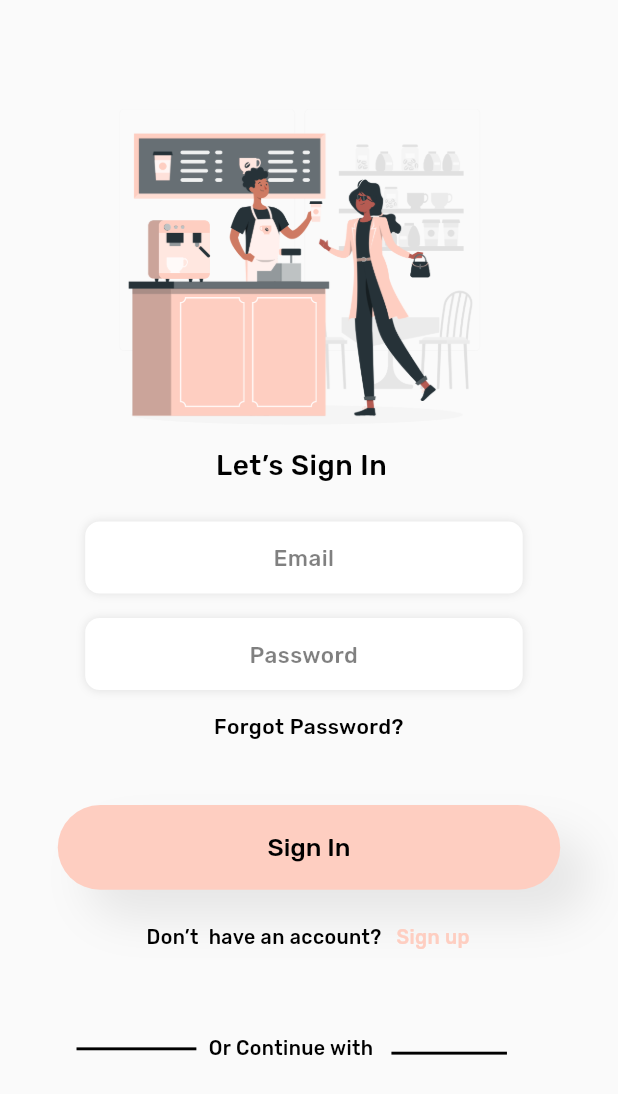
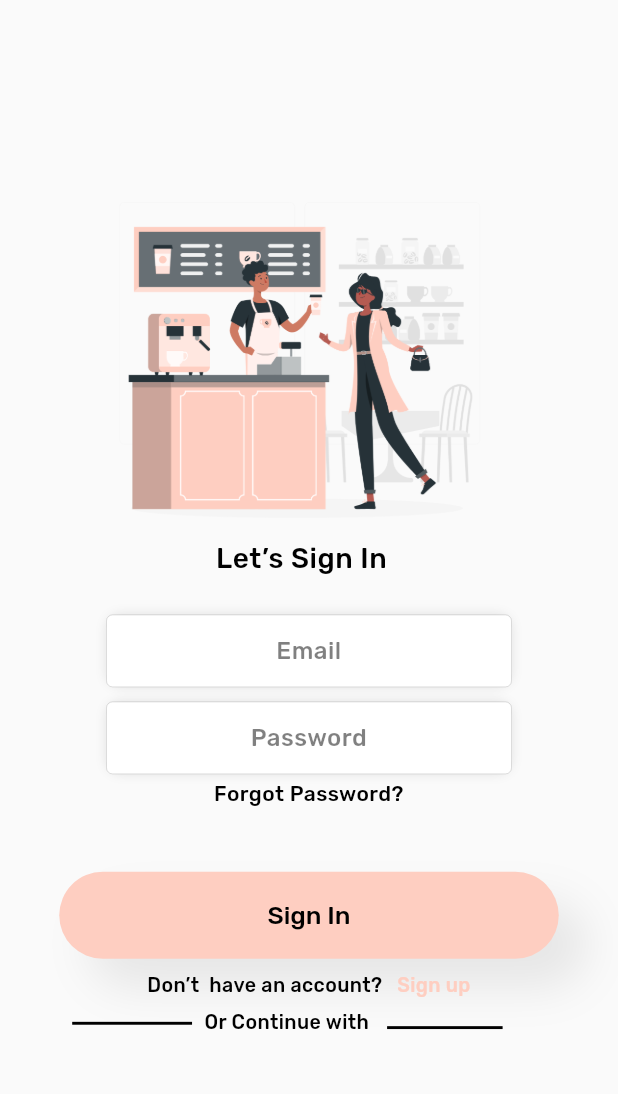
Before and after one commit to fwdAndroid/mylittlebakery, a Flutter app: the screen it shows after launch, after a tap on "User", on a phone screen of 412 x 824 dp. Shown: the top 1094 px of the screen. Run offline on Flutter 3.47's test engine with Material 2 defaults, Android fonts, the phone set to English and light mode, and no system bars; our stand-ins replace cloud_firestore, firebase_auth, firebase_core, firebase_storage, flutter_rating_bar, google_fonts and 1 more; accounts and stored records are empty.

Commit message:
Redesign UI

```diff
--- a/lib/seller/buyerAuth/buyer_section_signin.dart
+++ b/lib/seller/buyerAuth/buyer_section_signin.dart
@@ -6,6 +6,7 @@ import 'package:mylittlebakery/seller/buyerAuth/buyer_section_signup.dart';
 import 'package:mylittlebakery/seller/main_section/mainscreen.dart';
 import 'package:mylittlebakery/database/Firebase_auth_data.dart';
 import 'package:mylittlebakery/widgets/snak.dart';
+import 'package:mylittlebakery/widgets/text_form_field.dart';
 import 'package:mylittlebakery/widgets/utils.dart';
 
 class SellerSignIn extends StatefulWidget {
@@ -83,74 +84,22 @@ class _SellerSignInState extends State<SellerSignIn> {
                   child: Column(
                     crossAxisAlignment: CrossAxisAlignment.center,
                     children: [
-                      Container(
-                        // autogroupwmgqS8L (55KsCsm8J9YQmahsyJWmGQ)
-                        margin: EdgeInsets.fromLTRB(
-                            0 * fem, 0 * fem, 7 * fem, 17 * fem),
-
-                        width: 303 * fem,
-                        decoration: BoxDecoration(
-                          color: Color(0xffffffff),
-                          borderRadius: BorderRadius.circular(10 * fem),
-                          boxShadow: [
-                            BoxShadow(
-                              color: Color(0x19000000),
-                              offset: Offset(0 * fem, 0 * fem),
-                              blurRadius: 5 * fem,
+                      TextFormInputField(
+                        textInputType: TextInputType.emailAddress,
+                        hintText: 'Email',
+                        controller: emailController,
                       ),
-                          ],
+                      SizedBox(
+                        height: 10,
                       ),
-                        child: TextField(
-                          controller: emailController,
-                          textAlign: TextAlign.center,
-                          decoration: InputDecoration(
-                            border: InputBorder.none,
-                            hintText: 'Email',
-                            hintStyle: SafeGoogleFont(
-                              'Rubik',
-                              fontSize: 16 * ffem,
-                              fontWeight: FontWeight.w500,
-                              height: 1.185 * ffem / fem,
-                              letterSpacing: 0.32 * fem,
-                              color: Color(0x7f000000),
+                      TextFormInputField(
+                        textInputType: TextInputType.visiblePassword,
+                        hintText: 'Password',
+                        isPass: true,
+                        controller: passController,
                       ),
-                          ),
-                        ),
-                      ),
-                      Container(
-                        // autogroupwmgqS8L (55KsCsm8J9YQmahsyJWmGQ)
-                        margin: EdgeInsets.fromLTRB(
-                            0 * fem, 0 * fem, 7 * fem, 17 * fem),
-
-                        width: 303 * fem,
-                        decoration: BoxDecoration(
-                          color: Color(0xffffffff),
-                          borderRadius: BorderRadius.circular(10 * fem),
-                          boxShadow: [
-                            BoxShadow(
-                              color: Color(0x19000000),
-                              offset: Offset(0 * fem, 0 * fem),
-                              blurRadius: 5 * fem,
-                            ),
-                          ],
-                        ),
-                        child: TextField(
-                          obscureText: true,
-                          controller: passController,
-                          textAlign: TextAlign.center,
-                          decoration: InputDecoration(
-                            border: InputBorder.none,
-                            hintText: 'Password',
-                            hintStyle: SafeGoogleFont(
-                              'Rubik',
-                              fontSize: 16 * ffem,
-                              fontWeight: FontWeight.w500,
-                              height: 1.185 * ffem / fem,
-                              letterSpacing: 0.32 * fem,
-                              color: Color(0x7f000000),
-                            ),
-                          ),
-                        ),
+                      SizedBox(
+                        height: 5,
                       ),
                       Container(
                         // forgotpasswordGFn (1:140)
@@ -174,17 +123,9 @@ class _SellerSignInState extends State<SellerSignIn> {
                 InkWell(
                   onTap: loginUser,
                   child: Container(
-                    // group1000003020yAC (1:283)
-                    margin: EdgeInsets.fromLTRB(
-                        40 * fem, 0 * fem, 40 * fem, 25.25 * fem),
-                    height: 58.75 * fem,
-                    decoration: BoxDecoration(
-                      borderRadius: BorderRadius.circular(40 * fem),
-                    ),
-                    child: Container(
                     // group1000003251tHA (1:284)
-                      width: double.infinity,
-                      height: double.infinity,
+                    width: 333,
+                    height: 58,
                     decoration: BoxDecoration(
                       color: Color(0xfffecec1),
                       borderRadius: BorderRadius.circular(40 * fem),
@@ -215,16 +156,19 @@ class _SellerSignInState extends State<SellerSignIn> {
                     ),
                   ),
                 ),
+                SizedBox(
+                  height: 10,
                 ),
                 InkWell(
                   onTap: () {
-                    Navigator.push(context,
-                        MaterialPageRoute(builder: (builder) => SellerSignUp()));
+                    Navigator.push(
+                        context,
+                        MaterialPageRoute(
+                            builder: (builder) => SellerSignUp()));
                   },
                   child: Container(
                     // donthaveanaccountsignupjYg (1:149)
-                    margin: EdgeInsets.fromLTRB(
-                        0 * fem, 0 * fem, 1 * fem, 61 * fem),
+
                     child: RichText(
                       textAlign: TextAlign.center,
                       text: TextSpan(
@@ -275,12 +219,10 @@ class _SellerSignInState extends State<SellerSignIn> {
                     ),
                   ),
                 ),
+                SizedBox(
+                  height: 10,
+                ),
                 Center(
-                  child: Container(
-                    // group1000003289xCU (1:150)
-                    margin: EdgeInsets.fromLTRB(
-                        3 * fem, 0 * fem, 4 * fem, 47 * fem),
-                    width: double.infinity,
                   child: Row(
                     crossAxisAlignment: CrossAxisAlignment.center,
                     children: [
@@ -324,7 +266,6 @@ class _SellerSignInState extends State<SellerSignIn> {
                     ],
                   ),
                 ),
-                ),
               ],
             ),
           ),
--- /dev/null
+++ b/lib/widgets/text_form_field.dart
@@ -0,0 +1,94 @@
+import 'package:flutter/material.dart';
+import 'package:mylittlebakery/widgets/utils.dart';
+
+class TextFormInputField extends StatelessWidget {
+  final TextEditingController controller;
+  final bool isPass;
+  final String hintText;
+  final TextInputType textInputType;
+
+  const TextFormInputField(
+      {Key? key,
+      required this.controller,
+      this.isPass = false,
+      required this.hintText,
+      required this.textInputType})
+      : super(key: key);
+
+  @override
+  Widget build(BuildContext context) {
+    //  Container(
+    //                     // autogroupwmgqS8L (55KsCsm8J9YQmahsyJWmGQ)
+    //                     margin: EdgeInsets.fromLTRB(
+    //                         0 * fem, 0 * fem, 7 * fem, 17 * fem),
+
+    //                     width: 303 * fem,
+    //                     decoration: BoxDecoration(
+    //                       color: Color(0xffffffff),
+    //                       borderRadius: BorderRadius.circular(10 * fem),
+    // boxShadow: [
+    //   BoxShadow(
+    //     color: Color(0x19000000),
+    //     offset: Offset(0 * fem, 0 * fem),
+    //     blurRadius: 5 * fem,
+    //   ),
+    // ],
+    //                     ),
+    //                     child: TextField(
+    //                       controller: emailController,
+    //                       textAlign: TextAlign.center,
+    //                       decoration: InputDecoration(
+    //                         border: InputBorder.none,
+    //                         hintText: 'Email',
+    //                         hintStyle: SafeGoogleFont(
+    //                           'Rubik',
+    //                           fontSize: 16 * ffem,
+    //                           fontWeight: FontWeight.w500,
+    //                           height: 1.185 * ffem / fem,
+    //                           letterSpacing: 0.32 * fem,
+    //                           color: Color(0x7f000000),
+    //                         ),
+    //                       ),
+    //                     ),
+    //                   ),
+    final inputBorder =
+        OutlineInputBorder(borderSide: Divider.createBorderSide(context));
+    return Container(
+      width: 270,
+      decoration: BoxDecoration(
+        color: Color(0xffffffff),
+        borderRadius: BorderRadius.circular(10),
+        boxShadow: [
+          BoxShadow(
+            color: Color(0x19000000),
+            offset: Offset(0, 0),
+            blurRadius: 5,
+          ),
+        ],
+      ),
+      child: TextField(
+        textAlign: TextAlign.center,
+        decoration: InputDecoration(
+          fillColor: Colors.white,
+          hintText: hintText,
+          hintStyle: SafeGoogleFont(
+            'Rubik',
+            fontSize: 16,
+            fontWeight: FontWeight.w500,
+            height: 1.185,
+            letterSpacing: 0.32,
+            color: Color(0x7f000000),
+          ),
+          border: inputBorder,
+          focusedBorder: inputBorder,
+          enabledBorder: inputBorder,
+          filled: true,
+          contentPadding: EdgeInsets.all(8),
+        ),
+        keyboardType: textInputType,
+        controller: controller,
+        obscureText: isPass,
+      ),
+    );
+  }
+}
```
Lines whose indentation alone changed are shown as unchanged.
